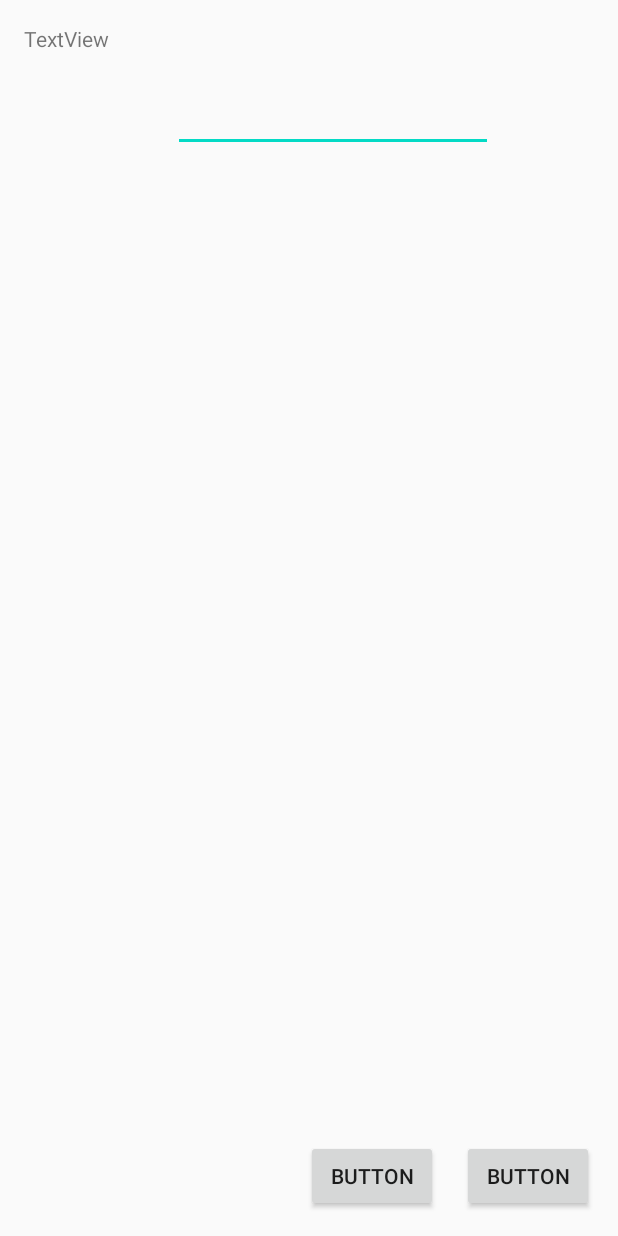
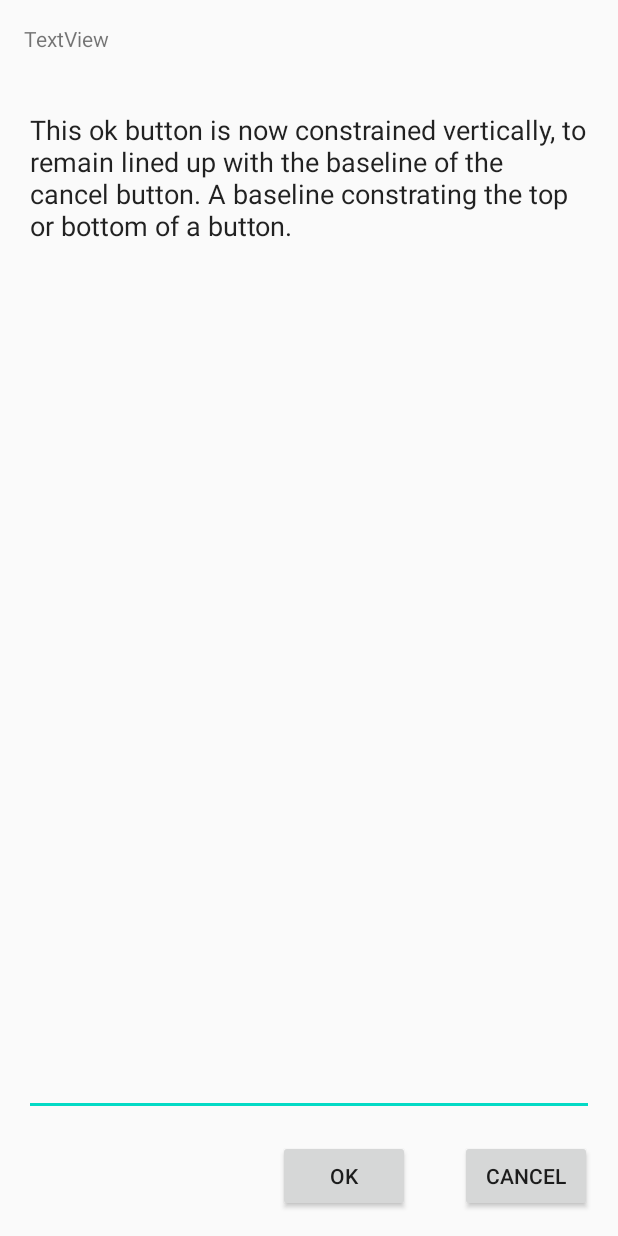
Before and after one commit to DSkilton/AndroidButtonCounter, an Android app: the layout note_layout.xml on its own in the app's theme, with its tools: preview values and no code run, on a phone screen of 412 x 824 dp. Run offline under Robolectric (Android 15) with nearby library versions, the phone set to English and light mode, and no system bars.

Commit message:
note layout updated to include two buttons and multiline text. gradle.properties updated to include #android.userAndroidX=true and #android.enableJetifier=true

```diff
--- a/app/build.gradle
+++ b/app/build.gradle
@@ -29,10 +29,8 @@ android {
 }
 
 dependencies {
-
     implementation 'com.android.support:appcompat-v7:28.0.0'
     implementation 'com.android.support.constraint:constraint-layout:2.0.1'
-    implementation 'com.google.android.gms:play-services-ads:20.2.0'
     testImplementation 'junit:junit:4.+'
     androidTestImplementation 'com.android.support.test:runner:1.0.2'
     androidTestImplementation 'com.android.support.test.espresso:espresso-core:3.0.2'
--- a/app/src/main/res/layout/note_layout.xml
+++ b/app/src/main/res/layout/note_layout.xml
@@ -18,40 +18,48 @@
 
     <EditText
         android:id="@+id/editTextTextMultiLine"
-        android:layout_width="wrap_content"
-        android:layout_height="wrap_content"
+        android:layout_width="0dp"
+        android:layout_height="0dp"
         android:layout_marginStart="16dp"
         android:layout_marginLeft="16dp"
-        android:layout_marginTop="8dp"
+        android:layout_marginTop="16dp"
         android:layout_marginEnd="16dp"
         android:layout_marginRight="16dp"
+        android:layout_marginBottom="16dp"
         android:ems="10"
         android:gravity="start|top"
         android:inputType="textMultiLine"
+        android:text="This ok button is now constrained vertically, to remain lined up with the baseline of the cancel button. A baseline constrating the top or bottom of a button."
+        app:layout_constraintBottom_toTopOf="@+id/btnCancel"
         app:layout_constraintEnd_toEndOf="parent"
         app:layout_constraintHorizontal_bias="0.597"
         app:layout_constraintStart_toStartOf="parent"
         app:layout_constraintTop_toBottomOf="@+id/textView" />
 
     <Button
-        android:id="@+id/button2"
+        android:id="@+id/btnCancel"
         android:layout_width="wrap_content"
         android:layout_height="wrap_content"
+        android:layout_marginStart="16dp"
+        android:layout_marginLeft="16dp"
         android:layout_marginEnd="16dp"
         android:layout_marginRight="16dp"
         android:layout_marginBottom="16dp"
-        android:text="Button"
+        android:text="Cancel"
         app:layout_constraintBottom_toBottomOf="parent"
-        app:layout_constraintEnd_toEndOf="parent" />
+        app:layout_constraintEnd_toEndOf="parent"
+        app:layout_constraintStart_toEndOf="@+id/btnOk" />
 
     <Button
-        android:id="@+id/button3"
+        android:id="@+id/btnOk"
         android:layout_width="wrap_content"
         android:layout_height="wrap_content"
+        android:layout_marginStart="184dp"
+        android:layout_marginLeft="184dp"
         android:layout_marginEnd="16dp"
         android:layout_marginRight="16dp"
-        android:layout_marginBottom="16dp"
-        android:text="Button"
-        app:layout_constraintBottom_toBottomOf="parent"
-        app:layout_constraintEnd_toStartOf="@+id/button2" />
+        android:text="Ok"
+        app:layout_constraintBaseline_toBaselineOf="@+id/btnCancel"
+        app:layout_constraintEnd_toStartOf="@+id/btnCancel"
+        app:layout_constraintStart_toStartOf="parent" />
 </android.support.constraint.ConstraintLayout>
--- a/gradle.properties
+++ b/gradle.properties
@@ -11,3 +11,5 @@ org.gradle.jvmargs=-Xmx2048m -Dfile.encoding=UTF-8
 # This option should only be used with decoupled projects. More details, visit
 # http://www.gradle.org/docs/current/userguide/multi_project_builds.html#sec:decoupled_projects
 # org.gradle.parallel=true
+# android.useAndroidX=true
+# android.enableJetifier=true
```
